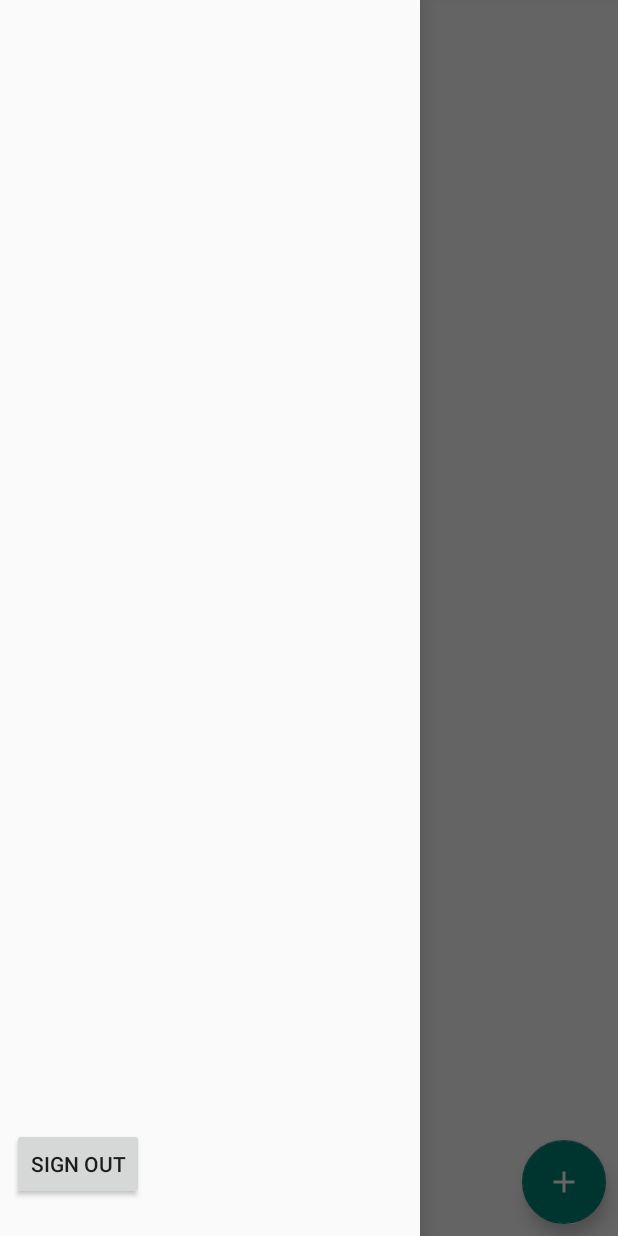
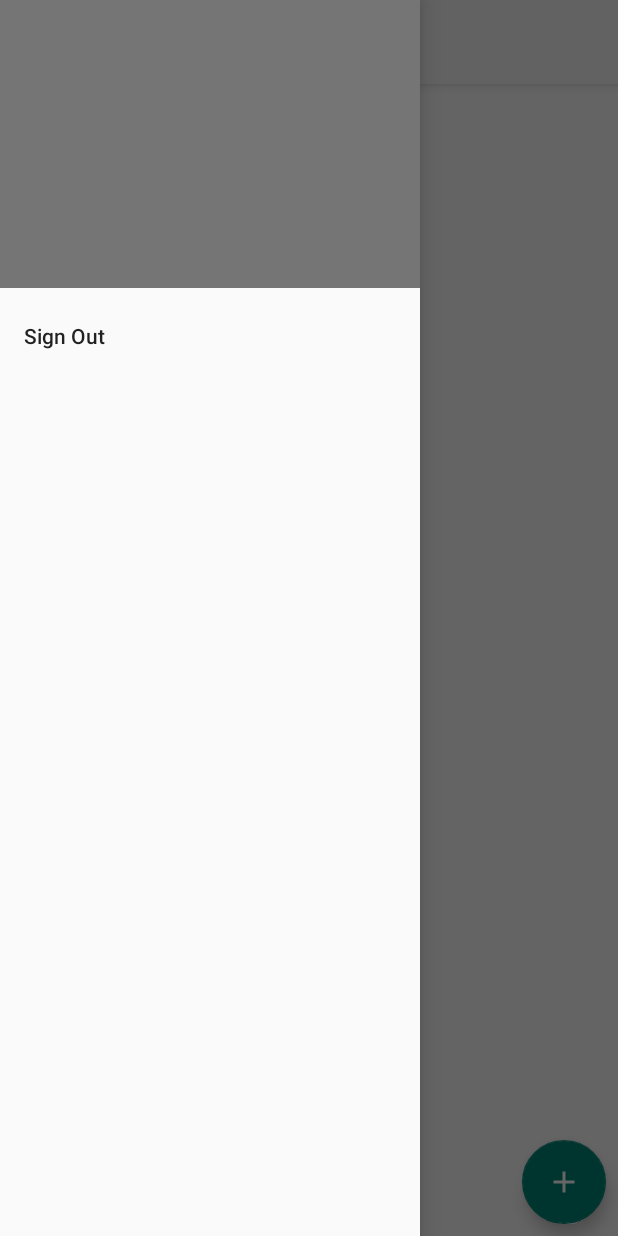
Before and after one commit to minut1bc/Groupify, an Android app: the screen it shows after launch once a user with an empty profile is signed in (FeedActivity), with the side drawer open, on a phone screen of 412 x 824 dp. Run offline under Robolectric (Android 15) with nearby library versions, the phone set to English and light mode, and no system bars; our stand-ins replace Firebase (no records; nobody signed in at launch, a user with empty details on screens opened directly); libraries missing offline, so code that uses them is left out: es.dmoral.toasty.

Commit message:
Implement CardView for Event Feed Fix Navigation Drawer Add checks for Create Event values

```diff
--- a/app/src/main/java/com/app/accgt/groupify/activities/EventActivity.java
+++ b/app/src/main/java/com/app/accgt/groupify/activities/EventActivity.java
@@ -34,7 +34,9 @@ public class EventActivity extends AppCompatActivity {
         super.onCreate(savedInstanceState);
         setContentView(R.layout.activty_event);
 
-        getSupportActionBar().setDisplayHomeAsUpEnabled(true);
+        if (getSupportActionBar() != null) {
+            getSupportActionBar().setDisplayHomeAsUpEnabled(true);
+        }
 
         eventName = findViewById(R.id.event_name);
         eventDescription = findViewById(R.id.event_description);
--- a/app/src/main/java/com/app/accgt/groupify/activities/FeedActivity.java
+++ b/app/src/main/java/com/app/accgt/groupify/activities/FeedActivity.java
@@ -18,7 +18,6 @@ import android.view.LayoutInflater;
 import android.view.MenuItem;
 import android.view.View;
 import android.view.ViewGroup;
-import android.widget.Button;
 import android.widget.TextView;
 
 import com.app.accgt.groupify.R;
@@ -40,8 +39,8 @@ public class FeedActivity extends AppCompatActivity {
     private RecyclerView.LayoutManager layoutManager;
     private FloatingActionButton addEventButton;
     private DrawerLayout drawerLayout;
-    private Button signOutButton;
     private TextView userEmail;
+    private View navHeader;
 
     private FirestoreRecyclerAdapter adapter;
 
@@ -50,21 +49,70 @@ public class FeedActivity extends AppCompatActivity {
         super.onCreate(savedInstanceState);
         setContentView(R.layout.activity_feed);
 
-        signOutButton = findViewById(R.id.sign_out);
         addEventButton = findViewById(R.id.add_event_button);
         recyclerView = findViewById(R.id.recycler_view);
         recyclerView.setHasFixedSize(true);
-        drawerLayout = findViewById(R.id.drawer_view);
-        userEmail = findViewById(R.id.user_email);
         NavigationView navigationView = findViewById(R.id.nav_view);
-        navigationView.setNavigationItemSelectedListener(new NavigationView.OnNavigationItemSelectedListener() {
+        drawerLayout = findViewById(R.id.drawer_layout);
+
+        navHeader = navigationView.getHeaderView(0);
+        userEmail = navHeader.findViewById(R.id.user_email);
+
+        navigationView.setNavigationItemSelectedListener(
+                new NavigationView.OnNavigationItemSelectedListener() {
                     @Override
-            public boolean onNavigationItemSelected(@NonNull MenuItem menuItem) {
+                    public boolean onNavigationItemSelected(MenuItem menuItem) {
+                        switch (menuItem.getItemId()) {
+                            case R.id.sign_out:
+                                AuthUI.getInstance()
+                                        .signOut(FeedActivity.this)
+                                        .addOnCompleteListener(new OnCompleteListener<Void>() {
+                                            @Override
+                                            public void onComplete(@NonNull Task<Void> task) {
+                                                // user is now signed out
+                                                // do something (open a new activity)
+                                                // ...
+
+                                                finish();
+                                            }
+                                        });
+                                break;
+                        }
+                        // set item as selected to persist highlight
                         menuItem.setChecked(true);
+                        // close drawer when item is tapped
                         drawerLayout.closeDrawers();
+
+                        // Add code here to update the UI based on the item selected
+                        // For example, swap UI fragments here
+
                         return true;
                     }
                 });
+
+        drawerLayout.addDrawerListener(
+                new DrawerLayout.DrawerListener() {
+                    @Override
+                    public void onDrawerSlide(View drawerView, float slideOffset) {
+                        // Respond when the drawer's position changes
+                    }
+
+                    @Override
+                    public void onDrawerOpened(View drawerView) {
+                        // Respond when the drawer is opened
+                    }
+
+                    @Override
+                    public void onDrawerClosed(View drawerView) {
+                        // Respond when the drawer is closed
+                    }
+
+                    @Override
+                    public void onDrawerStateChanged(int newState) {
+                        // Respond when the drawer motion state changes
+                    }
+                }
+        );
 
         userEmail.setText(FirebaseAuth.getInstance().getCurrentUser().getEmail());
 
@@ -89,7 +137,7 @@ public class FeedActivity extends AppCompatActivity {
             @Override
             protected void onBindViewHolder(@NonNull final EventHolder holder, final int position, @NonNull Event model) {
                 holder.name.setText(model.getName());
-                holder.participantsNumber.setText(String.valueOf(model.getUsers().size()));
+                holder.participantsNumber.setText(String.valueOf(model.getUsers().size()) + " people");
                 holder.duration.setText(String.valueOf(model.getDuration()) + " minutes");
                 holder.location.setText(model.getLocation().getName());
                 holder.time.setText(model.getTime().toString());
@@ -126,24 +174,6 @@ public class FeedActivity extends AppCompatActivity {
                 startActivity(intent);
             }
         });
-
-        signOutButton.setOnClickListener(new View.OnClickListener() {
-            @Override
-            public void onClick(View v) {
-                AuthUI.getInstance()
-                        .signOut(FeedActivity.this)
-                        .addOnCompleteListener(new OnCompleteListener<Void>() {
-                            @Override
-                            public void onComplete(@NonNull Task<Void> task) {
-                                // user is now signed out
-                                // do something (open a new activity)
-                                // ...
-
-                                finish();
-                            }
-                        });
-            }
-        });
     }
 
     @Override
--- a/app/src/main/java/com/app/accgt/groupify/utils/EventHolder.java
+++ b/app/src/main/java/com/app/accgt/groupify/utils/EventHolder.java
@@ -1,15 +1,15 @@
 package com.app.accgt.groupify.utils;
 
 import android.support.annotation.NonNull;
-import android.support.constraint.ConstraintLayout;
 import android.support.v7.widget.RecyclerView;
 import android.view.View;
+import android.widget.LinearLayout;
 import android.widget.TextView;
 
 import com.app.accgt.groupify.R;
 
 public class EventHolder extends RecyclerView.ViewHolder {
-    public ConstraintLayout eventItem;
+    public LinearLayout eventItem;
     public TextView name;
     public TextView participantsNumber;
     public TextView duration;
--- a/app/src/main/res/layout/activity_feed.xml
+++ b/app/src/main/res/layout/activity_feed.xml
@@ -1,7 +1,7 @@
 <?xml version="1.0" encoding="utf-8"?>
 <android.support.v4.widget.DrawerLayout xmlns:android="http://schemas.android.com/apk/res/android"
     xmlns:app="http://schemas.android.com/apk/res-auto"
-    android:id="@+id/drawer_view"
+    android:id="@+id/drawer_layout"
     android:layout_width="match_parent"
     android:layout_height="match_parent"
     android:fitsSystemWindows="true">
@@ -10,27 +10,32 @@
         android:layout_width="match_parent"
         android:layout_height="match_parent">
 
-        <android.support.v7.widget.Toolbar
-            android:id="@+id/toolbar"
+        <android.support.design.widget.AppBarLayout
+            android:id="@+id/app_bar_layout"
             android:layout_width="match_parent"
-            android:layout_height="?attr/actionBarSize"
-            android:background="?attr/colorPrimary"
-            android:theme="@style/ThemeOverlay.AppCompat.ActionBar"
+            android:layout_height="wrap_content"
             app:layout_constraintBottom_toTopOf="@id/recycler_view"
             app:layout_constraintEnd_toEndOf="parent"
             app:layout_constraintStart_toStartOf="parent"
-            app:layout_constraintTop_toTopOf="parent" />
+            app:layout_constraintTop_toTopOf="parent">
+
+            <android.support.v7.widget.Toolbar
+                android:id="@+id/toolbar"
+                android:layout_width="match_parent"
+                android:layout_height="?attr/actionBarSize"
+                android:background="?attr/colorPrimary"
+                android:theme="@style/ThemeOverlay.AppCompat.ActionBar" />
+
+        </android.support.design.widget.AppBarLayout>
 
         <android.support.v7.widget.RecyclerView
             android:id="@+id/recycler_view"
-            android:layout_width="match_parent"
-            android:layout_height="match_parent"
+            android:layout_width="0dp"
+            android:layout_height="0dp"
             app:layout_constraintBottom_toBottomOf="parent"
             app:layout_constraintEnd_toEndOf="parent"
             app:layout_constraintStart_toStartOf="parent"
-            app:layout_constraintTop_toBottomOf="@+id/toolbar">
-
-        </android.support.v7.widget.RecyclerView>
+            app:layout_constraintTop_toBottomOf="@id/app_bar_layout" />
 
         <android.support.design.widget.FloatingActionButton
             android:id="@+id/add_event_button"
@@ -48,31 +53,9 @@
         android:layout_width="wrap_content"
         android:layout_height="match_parent"
         android:layout_gravity="start"
-        android:fitsSystemWindows="true">
-
-        <RelativeLayout
-            android:layout_width="match_parent"
-            android:layout_height="match_parent">
-
-            <TextView
-                android:id="@+id/user_email"
-                android:layout_width="wrap_content"
-                android:layout_height="wrap_content"
-                android:layout_marginStart="8dp"
-                android:layout_marginTop="50dp"
-                android:text="email" />
-
-            <Button
-                android:id="@+id/sign_out"
-                android:layout_width="wrap_content"
-                android:layout_height="wrap_content"
-                android:layout_alignParentBottom="true"
-                android:layout_marginStart="8dp"
-                android:layout_marginBottom="24dp"
-                android:text="sign out" />
-
-        </RelativeLayout>
-
+        android:fitsSystemWindows="true"
+        app:headerLayout="@layout/nav_header"
+        app:menu="@menu/drawer_view">
 
     </android.support.design.widget.NavigationView>
 
--- /dev/null
+++ b/app/src/main/res/layout/nav_header.xml
@@ -0,0 +1,19 @@
+<?xml version="1.0" encoding="utf-8"?>
+<LinearLayout xmlns:android="http://schemas.android.com/apk/res/android"
+    android:id="@+id/nav_header"
+    android:layout_width="match_parent"
+    android:layout_height="192dp"
+    android:background="?attr/colorPrimaryDark"
+    android:gravity="bottom"
+    android:orientation="vertical"
+    android:padding="16dp"
+    android:theme="@style/ThemeOverlay.AppCompat.Dark">
+
+    <TextView
+        android:id="@+id/user_email"
+        android:layout_width="match_parent"
+        android:layout_height="wrap_content"
+        android:text="My header title"
+        android:textAppearance="@style/TextAppearance.AppCompat.Body1" />
+
+</LinearLayout>
--- /dev/null
+++ b/app/src/main/res/menu/drawer_view.xml
@@ -0,0 +1,6 @@
+<?xml version="1.0" encoding="utf-8"?>
+<menu xmlns:android="http://schemas.android.com/apk/res/android">
+    <item
+        android:id="@+id/sign_out"
+        android:title="Sign Out" />
+</menu>
```
Also changed, not shown: app/src/main/java/com/app/accgt/groupify/activities/AddEventActivity.java (+37 -0 lines), app/src/main/res/layout/recycler_item.xml (+44 -23 lines). Lines whose indentation alone changed are shown as unchanged.
